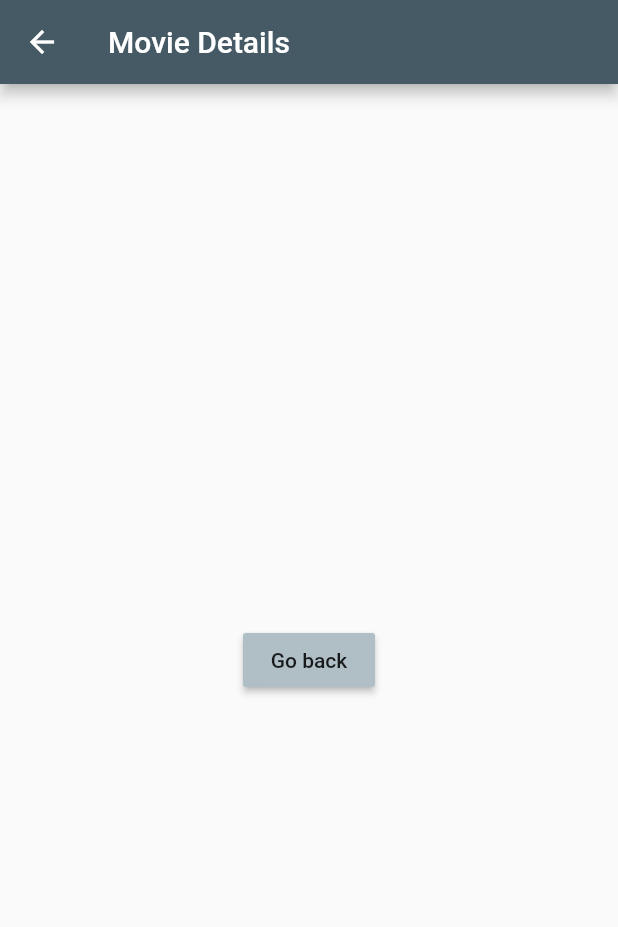
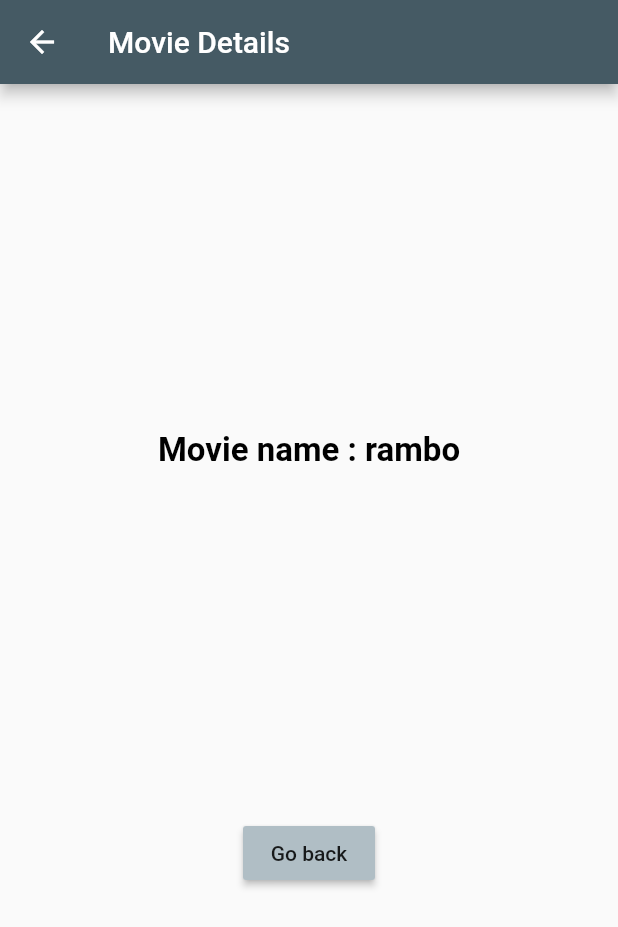
Before and after one commit to sra1kumar-NULL/flutter-dart, a Flutter app: the screen it shows after launch, after a tap on "<M>", on a phone screen of 412 x 824 dp. Shown: the top 927 px of the screen. Run offline on Flutter 3.47's test engine with Material 2 defaults, Android fonts, the phone set to English and light mode, and no system bars.

Commit message:
updated home.dart file

```diff
--- a/myflut/lib/ui/Home.dart
+++ b/myflut/lib/ui/Home.dart
@@ -6,6 +6,7 @@ import 'package:flutter/painting.dart';
 import 'package:flutter/rendering.dart';
 import 'package:flutter/widgets.dart';
 import 'package:myflut/model/Question.dart';
+
 
 class MoviesListView extends StatelessWidget {
   //const MoviesListView({Key? key}) : super(key: key);
@@ -55,7 +56,7 @@ class MoviesListView extends StatelessWidget {
                   Navigator.push(
                       context,
                       MaterialPageRoute(
-                          builder: (context) => MoviesListViewDetails()));
+                          builder: (context) => MoviesListViewDetails(movies.elementAt(index))));
                 },
 
                 //onTap: ()=>debugPrint("movie name : ${movies.elementAt(index)}"),
@@ -68,7 +69,10 @@ class MoviesListView extends StatelessWidget {
 }
 
 class MoviesListViewDetails extends StatelessWidget {
-  const MoviesListViewDetails({Key? key}) : super(key: key);
+  String movieName;
+
+
+  MoviesListViewDetails(this.movieName);
 
   @override
   Widget build(BuildContext context) {
@@ -79,12 +83,22 @@ class MoviesListViewDetails extends StatelessWidget {
       ),
       body: Center(
         child: Container(
-          child: RaisedButton(
-            child: Text("Go back"),
-            onPressed: () {
-              Navigator.pop(context);
-            },
-            color: Colors.blueGrey.shade200,
+          child: Column(
+            mainAxisAlignment: MainAxisAlignment.spaceEvenly,
+            children:[
+              Text("Movie name : ${this.movieName}",style: TextStyle(
+                fontSize: 22,
+                fontWeight: FontWeight.bold,
+                color:Colors.black
+              ),),
+              RaisedButton(
+                child: Text("Go back"),
+                onPressed: () {
+                  Navigator.pop(context);
+                },
+                color: Colors.blueGrey.shade200,
+              ),
+            ],
           ),
         ),
       ),
```
